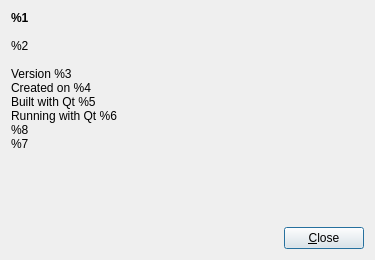
First picture: the form in AboutDialog.ui, repository Syping/gta5sync, before the edit.
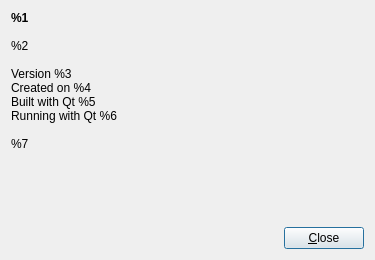
Second picture: the form after the edit.

Patch:
```diff
--- a/AboutDialog.ui
+++ b/AboutDialog.ui
@@ -34,7 +34,7 @@
 Created on %4&lt;br/&gt;
 Built with Qt %5&lt;br/&gt;
 Running with Qt %6&lt;br/&gt;
-%8&lt;br/&gt;
+&lt;br/&gt;
 %7</string>
      </property>
      <property name="alignment">
```
